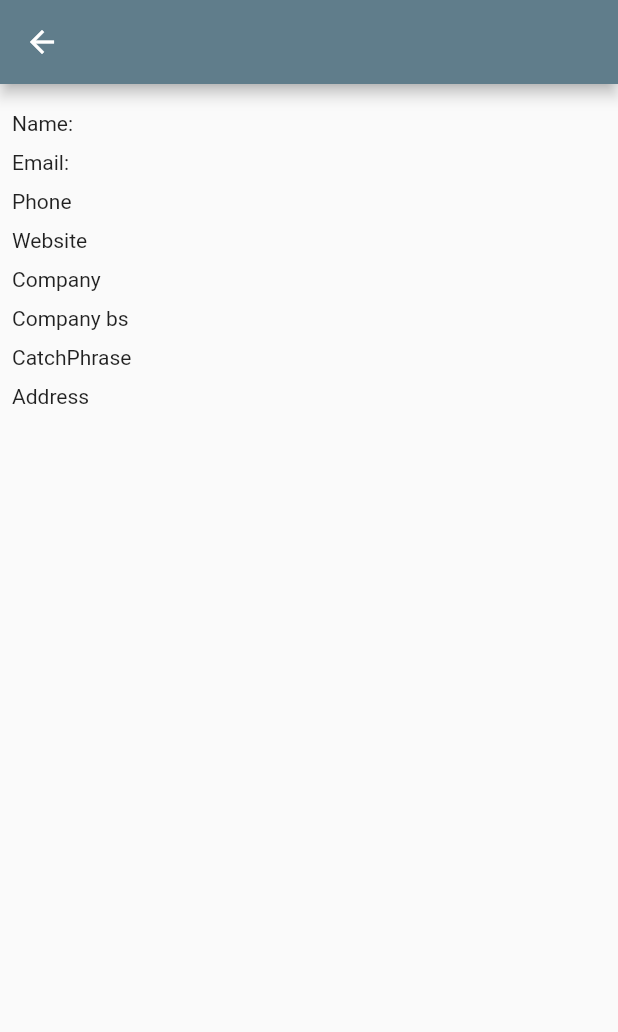
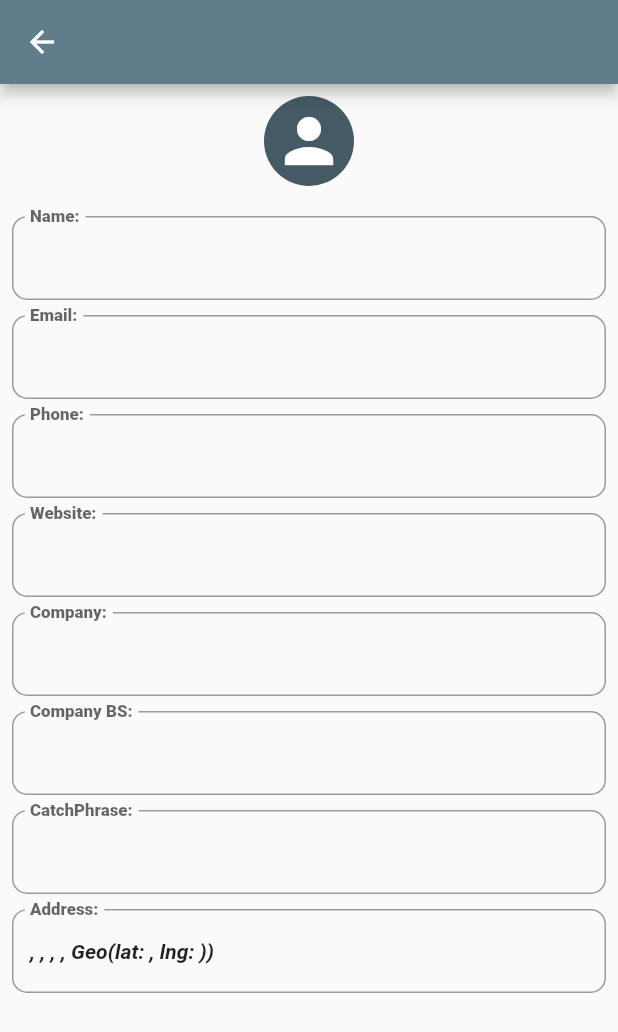
Before and after one commit to Kerimkullov/eclipse_test, a Flutter app: the UserInfoScreen screen opened directly with empty values, on a phone screen of 412 x 824 dp. Shown: the top 1032 px of the screen. Run offline on Flutter 3.47's test engine with Material 2 defaults, Android fonts, the phone set to English and light mode, and no system bars; our stand-ins replace bloc, cached_network_image, dio, flutter_bloc; network calls fail.

Commit message:
edit user screen

```diff
--- a/lib/logic/bloc/comment/comment_bloc.dart
+++ b/lib/logic/bloc/comment/comment_bloc.dart
@@ -29,9 +29,6 @@ class CommentBloc extends Bloc<CommentEvent, CommentState> {
 
     final service = PostService();
 
-    emit(CreateCommentLoaded(
-        status: await service.createComment(event.comment, event.id)));
-
     emit(CommentLoaded(postComments: await service.getComments(event.id)));
   }
 }
--- a/lib/logic/models/user/user.dart
+++ b/lib/logic/models/user/user.dart
@@ -139,7 +139,7 @@ class Address {
 
   @override
   String toString() {
-    return 'Address(street: $street, suite: $suite, city: $city, zipCode: $zipCode, geo: $geo)';
+    return '$street, $suite, $city, $zipCode, $geo)';
   }
 
   @override
--- a/lib/pages/album/album_screen.dart
+++ b/lib/pages/album/album_screen.dart
@@ -43,6 +43,8 @@ class _AlbumScreenState extends State<AlbumScreen> {
         style: EclipseTextStyle.title,
       )),
       body: Center(
+        child: Padding(
+          padding: const EdgeInsets.all(8.0),
           child: BlocBuilder<AlbumBloc, AlbumState>(
             bloc: albumBloc,
             builder: (context, state) {
@@ -74,6 +76,7 @@ class _AlbumScreenState extends State<AlbumScreen> {
             },
           ),
         ),
+      ),
     );
   }
 }
--- a/lib/pages/post/post_detail.dart
+++ b/lib/pages/post/post_detail_screen.dart
@@ -9,16 +9,16 @@ import 'package:flutter_bloc/flutter_bloc.dart';
 import '../../logic/bloc/comment/comment_bloc.dart';
 import "../../utils/text_extensions.dart";
 
-class PostDetail extends StatefulWidget {
-  const PostDetail({Key? key, required this.post}) : super(key: key);
+class PostDetailScreen extends StatefulWidget {
+  const PostDetailScreen({Key? key, required this.post}) : super(key: key);
 
   final Post post;
 
   @override
-  State<PostDetail> createState() => _PostDetailState();
+  State<PostDetailScreen> createState() => _PostDetailScreenState();
 }
 
-class _PostDetailState extends State<PostDetail> {
+class _PostDetailScreenState extends State<PostDetailScreen> {
   final commentBloc = CommentBloc();
 
   final nameController = TextEditingController();
@@ -87,6 +87,13 @@ class _PostDetailState extends State<PostDetail> {
   }
 
   @override
+  void initState() {
+    commentBloc.add(GetComments(id: widget.post.id));
+
+    super.initState();
+  }
+
+  @override
   Widget build(BuildContext context) {
     return Scaffold(
       appBar: AppBar(
@@ -114,11 +121,13 @@ class _PostDetailState extends State<PostDetail> {
             ),
             const SizedBox(height: 20),
             BlocConsumer<CommentBloc, CommentState>(
-              bloc: commentBloc..add(GetComments(id: widget.post.id)),
+              bloc: commentBloc,
               listener: (context, state) {
                 if (state is CreateCommentLoaded) {
                   ScaffoldMessenger.of(context).showSnackBar(
                       const SnackBar(content: Text('Comment posted')));
+
+                  commentBloc.add(GetComments(id: widget.post.id));
                 }
               },
               builder: (context, state) {
--- a/lib/pages/post/post_screen.dart
+++ b/lib/pages/post/post_screen.dart
@@ -1,7 +1,7 @@
 import 'package:eclipse_test/components/error_text_widget.dart';
 import 'package:eclipse_test/logic/bloc/post/post_bloc.dart';
 import 'package:eclipse_test/logic/models/post/post.dart';
-import 'package:eclipse_test/pages/post/post_detail.dart';
+import 'package:eclipse_test/pages/post/post_detail_screen.dart';
 import 'package:flutter/material.dart';
 import 'package:flutter_bloc/flutter_bloc.dart';
 
@@ -29,7 +29,7 @@ class _PostScreenState extends State<PostScreen> {
     Navigator.push(
       context,
       MaterialPageRoute(
-        builder: (context) => PostDetail(
+        builder: (context) => PostDetailScreen(
           post: post,
         ),
       ),
--- a/lib/pages/user/user_info_screen.dart
+++ b/lib/pages/user/user_info_screen.dart
@@ -1,3 +1,4 @@
+import 'package:eclipse_test/constants/eclipse_text_style.dart';
 import 'package:flutter/material.dart';
 
 import '../../logic/models/user/user.dart';
@@ -15,50 +16,48 @@ class UserInfoScreen extends StatelessWidget {
       ),
       body: Padding(
         padding: const EdgeInsets.all(8),
-        child: Row(
-          mainAxisAlignment: MainAxisAlignment.spaceBetween,
+        child: Column(
+          crossAxisAlignment: CrossAxisAlignment.center,
           children: [
-            Column(
-              crossAxisAlignment: CrossAxisAlignment.start,
-              children: const [
-                SizedBox(height: 10),
-                Text('Name:'),
-                SizedBox(height: 10),
-                Text('Email:'),
-                SizedBox(height: 10),
-                Text('Phone'),
-                SizedBox(height: 10),
-                Text('Website'),
-                SizedBox(height: 10),
-                Text('Company'),
-                SizedBox(height: 10),
-                Text('Company bs'),
-                SizedBox(height: 10),
-                Text('CatchPhrase'),
-                SizedBox(height: 10),
-                Text('Address'),
-              ],
+            const CircleAvatar(
+              radius: 30,
+              child: Icon(
+                Icons.person,
+                size: 48,
+              ),
             ),
-            Column(
-              crossAxisAlignment: CrossAxisAlignment.start,
-              children: [
-                const SizedBox(height: 10),
-                Text(user.name),
-                const SizedBox(height: 10),
-                Text(user.email),
-                const SizedBox(height: 10),
-                Text(user.phone),
-                const SizedBox(height: 10),
-                Text(user.website),
-                const SizedBox(height: 10),
-                Text(user.company.name),
-                const SizedBox(height: 10),
-                Text(user.company.bs),
-                const SizedBox(height: 10),
-                Text(user.company.catchPhrase),
-                const SizedBox(height: 10),
-                Text(user.address.city),
-              ],
+            const SizedBox(height: 10),
+            _InfoContainer(
+              category: 'Name:',
+              value: user.name,
+            ),
+            _InfoContainer(
+              category: 'Email:',
+              value: user.email,
+            ),
+            _InfoContainer(
+              category: 'Phone:',
+              value: user.phone,
+            ),
+            _InfoContainer(
+              category: 'Website:',
+              value: user.website,
+            ),
+            _InfoContainer(
+              category: 'Company:',
+              value: user.company.name,
+            ),
+            _InfoContainer(
+              category: 'Company BS:',
+              value: user.company.bs,
+            ),
+            _InfoContainer(
+              category: 'CatchPhrase:',
+              value: user.company.catchPhrase,
+            ),
+            _InfoContainer(
+              category: 'Address:',
+              value: user.address.toString(),
             ),
           ],
         ),
@@ -66,3 +65,39 @@ class UserInfoScreen extends StatelessWidget {
     );
   }
 }
+
+class _InfoContainer extends StatelessWidget {
+  const _InfoContainer({
+    Key? key,
+    required this.category,
+    required this.value,
+  }) : super(key: key);
+
+  final String category;
+
+  final String value;
+
+  @override
+  Widget build(BuildContext context) {
+    return SingleChildScrollView(
+      child: Column(
+        children: [
+          const SizedBox(height: 10),
+          InputDecorator(
+            decoration: InputDecoration(
+              labelText: category,
+              labelStyle: EclipseTextStyle.categoryTitle,
+              border: OutlineInputBorder(
+                borderRadius: BorderRadius.circular(10.0),
+              ),
+            ),
+            child: Text(
+              value,
+              style: EclipseTextStyle.categoryValue,
+            ),
+          ),
+        ],
+      ),
+    );
+  }
+}
--- a/lib/pages/user/users_screen.dart
+++ b/lib/pages/user/users_screen.dart
@@ -40,6 +40,8 @@ class _UserScreenState extends State<UserScreen> {
   Widget build(BuildContext context) {
     return Scaffold(
       body: Center(
+        child: Padding(
+          padding: const EdgeInsets.all(8.0),
           child: BlocBuilder<UserBloc, UserState>(
             bloc: userBloc,
             builder: (context, state) {
@@ -74,6 +76,7 @@ class _UserScreenState extends State<UserScreen> {
             },
           ),
         ),
+      ),
     );
   }
 }
```
Lines whose indentation alone changed are shown as unchanged.
